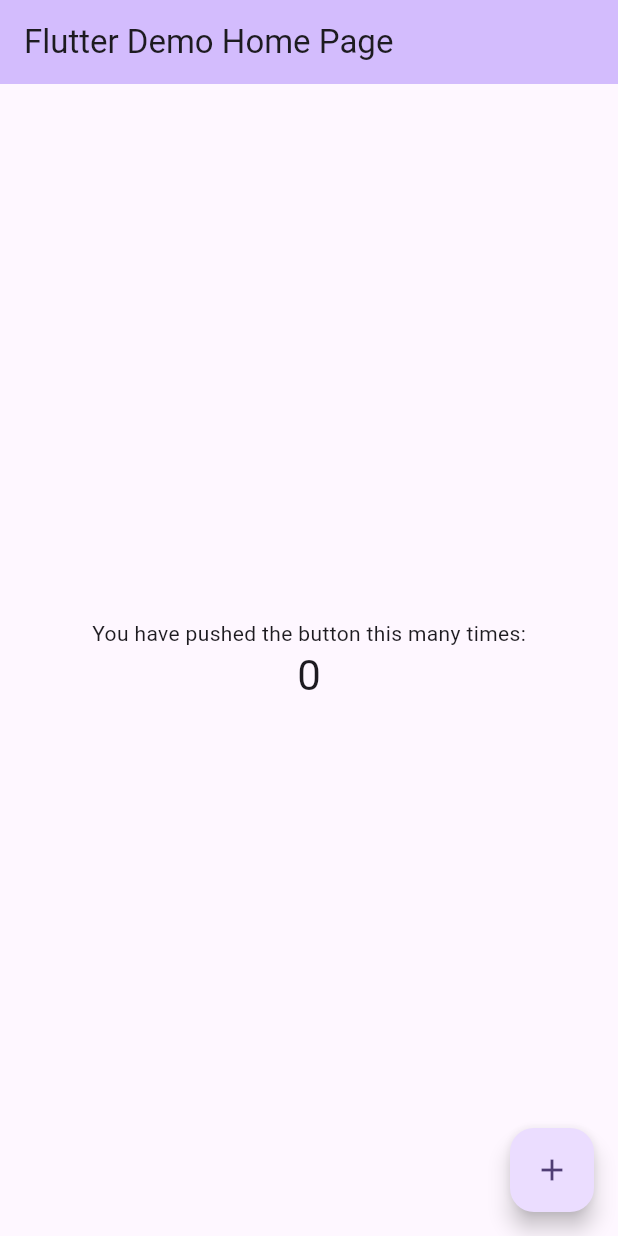
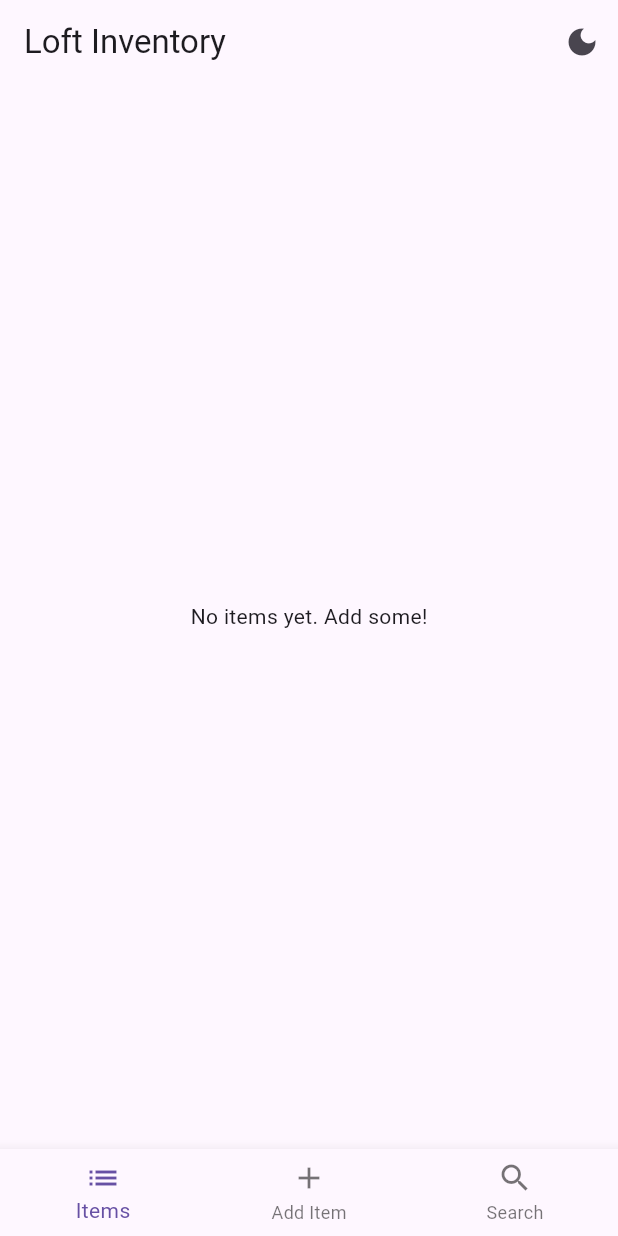
Before and after one commit to nathan-sharp/lofty, a Flutter app: the screen it shows after launch, on a phone screen of 412 x 824 dp. Run offline on Flutter 3.47's test engine with Material 3 defaults, Android fonts, the phone set to English and light mode, and no system bars.

Commit message:
added core functionality and dark mode

```diff
--- a/lofty/lib/main.dart
+++ b/lofty/lib/main.dart
@@ -1,125 +1,291 @@
 import 'package:flutter/material.dart';
+import 'dart:async';
 
 void main() {
-  runApp(const MyApp());
+  runApp(LoftInventoryApp());
 }
 
-class MyApp extends StatelessWidget {
-  const MyApp({super.key});
-
-  // This widget is the root of your application.
+class LoftInventoryApp extends StatelessWidget {
   @override
   Widget build(BuildContext context) {
     return MaterialApp(
-      title: 'Flutter Demo',
-      theme: ThemeData(
-        // This is the theme of your application.
-        //
-        // TRY THIS: Try running your application with "flutter run". You'll see
-        // the application has a purple toolbar. Then, without quitting the app,
-        // try changing the seedColor in the colorScheme below to Colors.green
-        // and then invoke "hot reload" (save your changes or press the "hot
-        // reload" button in a Flutter-supported IDE, or press "r" if you used
-        // the command line to start the app).
-        //
-        // Notice that the counter didn't reset back to zero; the application
-        // state is not lost during the reload. To reset the state, use hot
-        // restart instead.
-        //
-        // This works for code too, not just values: Most code changes can be
-        // tested with just a hot reload.
-        colorScheme: ColorScheme.fromSeed(seedColor: Colors.deepPurple),
-        useMaterial3: true,
-      ),
-      home: const MyHomePage(title: 'Flutter Demo Home Page'),
+      theme: ThemeData.light(),
+      darkTheme: ThemeData.dark(),
+      themeMode: ThemeMode.system,
+      home: SplashScreen(),
     );
   }
 }
 
-class MyHomePage extends StatefulWidget {
-  const MyHomePage({super.key, required this.title});
-
-  // This widget is the home page of your application. It is stateful, meaning
-  // that it has a State object (defined below) that contains fields that affect
-  // how it looks.
-
-  // This class is the configuration for the state. It holds the values (in this
-  // case the title) provided by the parent (in this case the App widget) and
-  // used by the build method of the State. Fields in a Widget subclass are
-  // always marked "final".
-
-  final String title;
-
+// Splash screen that shows "NJSharp" centered at the bottom
+class SplashScreen extends StatefulWidget {
   @override
-  State<MyHomePage> createState() => _MyHomePageState();
+  _SplashScreenState createState() => _SplashScreenState();
 }
 
-class _MyHomePageState extends State<MyHomePage> {
-  int _counter = 0;
-
-  void _incrementCounter() {
-    setState(() {
-      // This call to setState tells the Flutter framework that something has
-      // changed in this State, which causes it to rerun the build method below
-      // so that the display can reflect the updated values. If we changed
-      // _counter without calling setState(), then the build method would not be
-      // called again, and so nothing would appear to happen.
-      _counter++;
+class _SplashScreenState extends State<SplashScreen> {
+  @override
+  void initState() {
+    super.initState();
+    // Wait for 1 second before navigating to the main app
+    Timer(Duration(seconds: 1), () {
+      Navigator.of(context).pushReplacement(
+        MaterialPageRoute(builder: (context) => LoftInventoryHomeWrapper()),
+      );
     });
   }
 
   @override
   Widget build(BuildContext context) {
-    // This method is rerun every time setState is called, for instance as done
-    // by the _incrementCounter method above.
-    //
-    // The Flutter framework has been optimized to make rerunning build methods
-    // fast, so that you can just rebuild anything that needs updating rather
-    // than having to individually change instances of widgets.
     return Scaffold(
-      appBar: AppBar(
-        // TRY THIS: Try changing the color here to a specific color (to
-        // Colors.amber, perhaps?) and trigger a hot reload to see the AppBar
-        // change color while the other colors stay the same.
-        backgroundColor: Theme.of(context).colorScheme.inversePrimary,
-        // Here we take the value from the MyHomePage object that was created by
-        // the App.build method, and use it to set our appbar title.
-        title: Text(widget.title),
+      body: Stack(
+        children: [
+          // Centered text at the bottom of the screen
+          Align(
+            alignment: Alignment.bottomCenter,
+            child: Padding(
+              padding: const EdgeInsets.only(bottom: 40.0),
+              child: Text(
+                'NJSharp',
+                style: TextStyle(
+                  fontSize: 24,
+                  fontWeight: FontWeight.bold,
+                ),
+              ),
+            ),
+          ),
+        ],
       ),
-      body: Center(
-        // Center is a layout widget. It takes a single child and positions it
-        // in the middle of the parent.
+    );
+  }
+}
+
+// Wrapper for the home screen to manage theme toggling
+class LoftInventoryHomeWrapper extends StatefulWidget {
+  @override
+  _LoftInventoryHomeWrapperState createState() => _LoftInventoryHomeWrapperState();
+}
+
+class _LoftInventoryHomeWrapperState extends State<LoftInventoryHomeWrapper> {
+  ThemeMode _themeMode = ThemeMode.light;
+
+  void _toggleTheme() {
+    setState(() {
+      _themeMode = _themeMode == ThemeMode.light ? ThemeMode.dark : ThemeMode.light;
+    });
+  }
+
+  @override
+  Widget build(BuildContext context) {
+    return MaterialApp(
+      theme: ThemeData.light(),
+      darkTheme: ThemeData.dark(),
+      themeMode: _themeMode,
+      home: LoftInventoryHome(toggleTheme: _toggleTheme, themeMode: _themeMode),
+    );
+  }
+}
+
+// Main app content after the splash screen
+class LoftInventoryHome extends StatefulWidget {
+  final Function toggleTheme;
+  final ThemeMode themeMode;
+
+  LoftInventoryHome({required this.toggleTheme, required this.themeMode});
+
+  @override
+  _LoftInventoryHomeState createState() => _LoftInventoryHomeState();
+}
+
+class _LoftInventoryHomeState extends State<LoftInventoryHome> {
+  List<LoftItem> items = [];
+  int _selectedIndex = 0;
+
+  // Controllers for the Add Item form
+  final _nameController = TextEditingController();
+  final _descriptionController = TextEditingController();
+  final _categoryController = TextEditingController();
+  final _locationController = TextEditingController();
+
+  void _addItem(LoftItem item) {
+    setState(() {
+      items.add(item);
+    });
+  }
+
+  // Method to build the screen based on selected index
+  Widget _buildBody() {
+    if (_selectedIndex == 0) {
+      // Item List Screen
+      return items.isEmpty
+          ? Center(child: Text('No items yet. Add some!'))
+          : ListView.builder(
+              itemCount: items.length,
+              itemBuilder: (context, index) {
+                return ListTile(
+                  title: Text(items[index].name),
+                  subtitle: Text('Location: ${items[index].location}'),
+                );
+              },
+            );
+    } else if (_selectedIndex == 1) {
+      // Add Item Screen
+      return Padding(
+        padding: const EdgeInsets.all(8.0),
         child: Column(
-          // Column is also a layout widget. It takes a list of children and
-          // arranges them vertically. By default, it sizes itself to fit its
-          // children horizontally, and tries to be as tall as its parent.
-          //
-          // Column has various properties to control how it sizes itself and
-          // how it positions its children. Here we use mainAxisAlignment to
-          // center the children vertically; the main axis here is the vertical
-          // axis because Columns are vertical (the cross axis would be
-          // horizontal).
-          //
-          // TRY THIS: Invoke "debug painting" (choose the "Toggle Debug Paint"
-          // action in the IDE, or press "p" in the console), to see the
-          // wireframe for each widget.
-          mainAxisAlignment: MainAxisAlignment.center,
-          children: <Widget>[
-            const Text(
-              'You have pushed the button this many times:',
+          children: [
+            TextField(
+              controller: _nameController,
+              decoration: InputDecoration(labelText: 'Item Name'),
             ),
-            Text(
-              '$_counter',
-              style: Theme.of(context).textTheme.headlineMedium,
+            TextField(
+              controller: _descriptionController,
+              decoration: InputDecoration(labelText: 'Description'),
+            ),
+            TextField(
+              controller: _categoryController,
+              decoration: InputDecoration(labelText: 'Category'),
+            ),
+            TextField(
+              controller: _locationController,
+              decoration: InputDecoration(labelText: 'Location'),
+            ),
+            SizedBox(height: 20),
+            ElevatedButton(
+              onPressed: () {
+                final newItem = LoftItem(
+                  name: _nameController.text,
+                  description: _descriptionController.text,
+                  category: _categoryController.text,
+                  location: _locationController.text,
+                );
+                _addItem(newItem);
+
+                // Clear the text fields
+                _nameController.clear();
+                _descriptionController.clear();
+                _categoryController.clear();
+                _locationController.clear();
+
+                // Switch to the item list after adding an item
+                setState(() {
+                  _selectedIndex = 0;
+                });
+              },
+              child: Text('Add Item'),
             ),
           ],
         ),
+      );
+    } else {
+      // Search Screen
+      return SearchItemsScreen(items: items);
+    }
+  }
+
+  // Method to handle bottom navigation tap
+  void _onItemTapped(int index) {
+    setState(() {
+      _selectedIndex = index;
+    });
+  }
+
+  @override
+  Widget build(BuildContext context) {
+    return Scaffold(
+      appBar: AppBar(
+        title: Text('Loft Inventory'),
+        actions: [
+          IconButton(
+            icon: Icon(widget.themeMode == ThemeMode.light ? Icons.dark_mode : Icons.light_mode),
+            onPressed: () {
+              widget.toggleTheme();
+            },
+          ),
+        ],
       ),
-      floatingActionButton: FloatingActionButton(
-        onPressed: _incrementCounter,
-        tooltip: 'Increment',
-        child: const Icon(Icons.add),
-      ), // This trailing comma makes auto-formatting nicer for build methods.
+      body: _buildBody(),
+      bottomNavigationBar: BottomNavigationBar(
+        currentIndex: _selectedIndex,
+        onTap: _onItemTapped,
+        items: [
+          BottomNavigationBarItem(
+            icon: Icon(Icons.list),
+            label: 'Items',
+          ),
+          BottomNavigationBarItem(
+            icon: Icon(Icons.add),
+            label: 'Add Item',
+          ),
+          BottomNavigationBarItem(
+            icon: Icon(Icons.search),
+            label: 'Search',
+          ),
+        ],
+      ),
     );
   }
 }
+
+class SearchItemsScreen extends StatefulWidget {
+  final List<LoftItem> items;
+
+  SearchItemsScreen({required this.items});
+
+  @override
+  _SearchItemsScreenState createState() => _SearchItemsScreenState();
+}
+
+class _SearchItemsScreenState extends State<SearchItemsScreen> {
+  String query = '';
+
+  @override
+  Widget build(BuildContext context) {
+    final filteredItems = widget.items
+        .where((item) => item.name.toLowerCase().contains(query.toLowerCase()))
+        .toList();
+
+    return Column(
+      children: [
+        Padding(
+          padding: const EdgeInsets.all(8.0),
+          child: TextField(
+            onChanged: (value) {
+              setState(() {
+                query = value;
+              });
+            },
+            decoration: InputDecoration(labelText: 'Search by Name'),
+          ),
+        ),
+        Expanded(
+          child: filteredItems.isEmpty
+              ? Center(child: Text('No items found.'))
+              : ListView.builder(
+                  itemCount: filteredItems.length,
+                  itemBuilder: (context, index) {
+                    return ListTile(
+                      title: Text(filteredItems[index].name),
+                      subtitle: Text('Location: ${filteredItems[index].location}'),
+                    );
+                  },
+                ),
+        ),
+      ],
+    );
+  }
+}
+
+class LoftItem {
+  String name;
+  String description;
+  String category;
+  String location;
+
+  LoftItem({
+    required this.name,
+    required this.description,
+    required this.category,
+    required this.location,
+  });
+}
--- a/lofty/pubspec.yaml
+++ b/lofty/pubspec.yaml
@@ -35,6 +35,8 @@ dependencies:
   # The following adds the Cupertino Icons font to your application.
   # Use with the CupertinoIcons class for iOS style icons.
   cupertino_icons: ^1.0.6
+  sqflite: ^2.3.3+1
+  path: ^1.9.0
 
 dev_dependencies:
   flutter_test:
```
Also changed, not shown: lofty/pubspec.lock, 2 other files.
